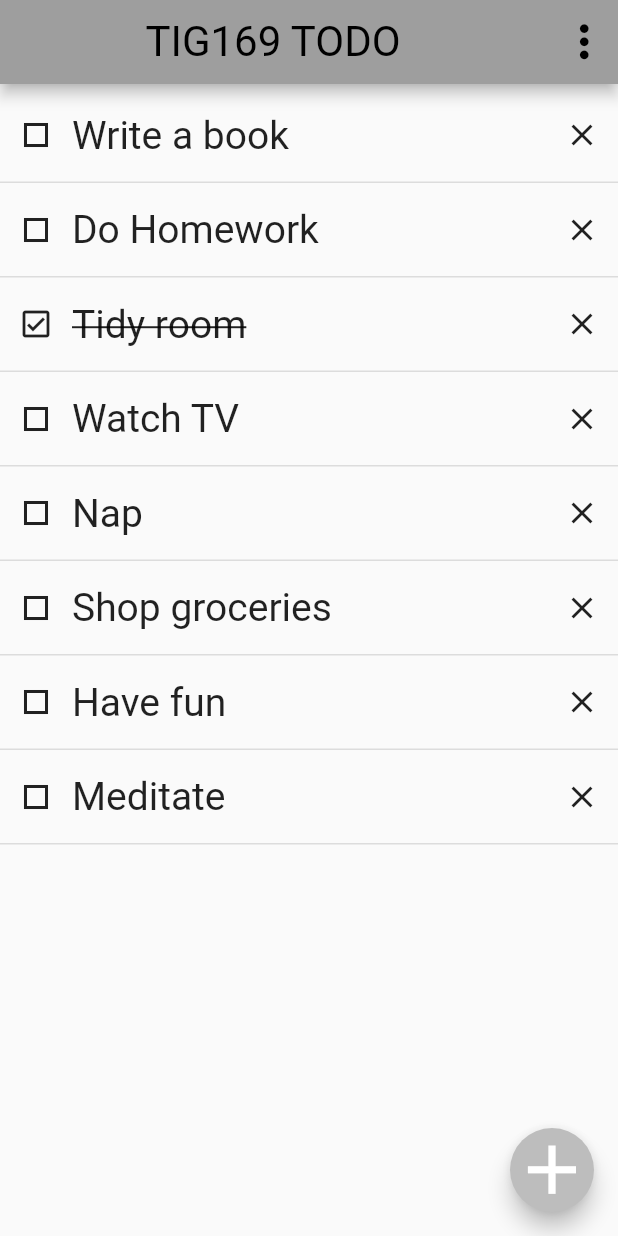
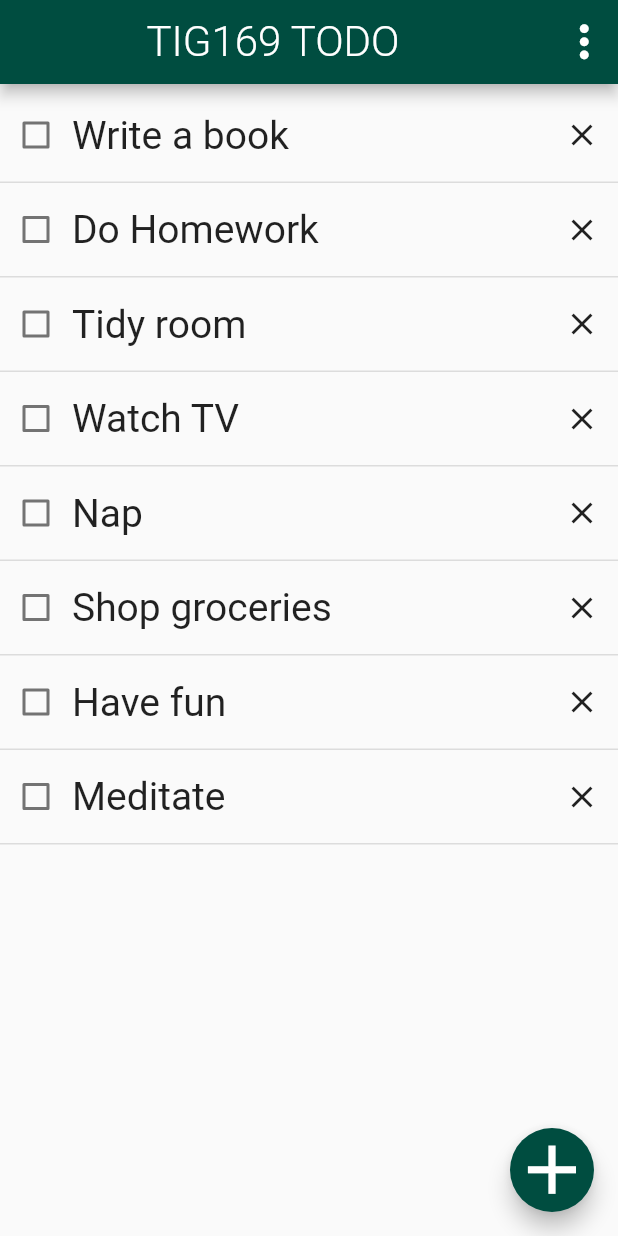
Before and after one commit to gu-tig169-ht21/gusblombfi, a Flutter app: the screen it shows after launch, on a phone screen of 412 x 824 dp. Run offline on Flutter 3.47's test engine with Material 2 defaults, Android fonts, the phone set to English and light mode, and no system bars.

Commit message:
Ändrade så att alla blir överstruckna. Dock fel :P

```diff
--- a/lib/main.dart
+++ b/lib/main.dart
@@ -1,4 +1,7 @@
+// ignore_for_file: unused_element
+
 import 'package:flutter/material.dart';
+import 'addView.dart';
 
 void main() {
   runApp(const MyApp());
@@ -12,7 +15,7 @@ class MyApp extends StatelessWidget {
     return MaterialApp(
       title: 'ToDo TIG169',
       theme: ThemeData(
-        primarySwatch: Colors.grey,
+        primarySwatch: Colors.teal,
       ),
       home: const MyHomePage(title: 'TIG169 TODO'),
     );
@@ -29,21 +32,28 @@ class MyHomePage extends StatefulWidget {
 }
 
 class _MyHomePageState extends State<MyHomePage> {
-  /* void _incrementCounter() {
-    setState(() {
-      _counter++;
-    });
-  } */
+  bool isChecked = false;
+  bool pressed = false;
+
+  /*  Map<String, bool?> tasks = {
+    'Write a book': false,
+    'Clean': false,
+    'Do dishes': false,
+    'Sweep floor': false,
+    'Climb Mount Everest': true,
+  }; */
 
   @override
   Widget build(BuildContext context) {
     return Scaffold(
       appBar: AppBar(
         centerTitle: true,
+        backgroundColor: Colors.teal[900],
         title: Center(
           child: Text(
             widget.title,
-            style: const TextStyle(fontSize: 28, fontWeight: FontWeight.w400),
+            style: const TextStyle(
+                fontSize: 28, fontWeight: FontWeight.w300, color: Colors.white),
           ),
         ),
         actions: [
@@ -56,11 +66,11 @@ class _MyHomePageState extends State<MyHomePage> {
       floatingActionButton: FloatingActionButton(
         onPressed: () {
           Navigator.push(context, MaterialPageRoute(builder: (context) {
-            return const MySecondView();
+            return const AddView();
           }));
         },
         tooltip: 'Increment',
-        backgroundColor: Colors.grey[400],
+        backgroundColor: Colors.teal[900],
         child: const Icon(
           Icons.add,
           color: Colors.white,
@@ -79,7 +89,7 @@ class _MyHomePageState extends State<MyHomePage> {
           _divider(),
           _item('Do Homework'),
           _divider(),
-          _doneItem('Tidy room'),
+          _item('Tidy room'),
           _divider(),
           _item('Watch TV'),
           _divider(),
@@ -96,46 +106,85 @@ class _MyHomePageState extends State<MyHomePage> {
     );
   }
 
+/*   _checkItem2() {
+    final List<CheckboxItem> checkboxList = [
+      CheckboxItem('Test', false),
+      CheckboxItem('Test', false)
+    ];
+    return ListView.builder(
+        itemCount: tasks.length,
+        itemBuilder: (context, index) {
+          return CheckboxListTile(
+              title: Text(checkboxList[index].text),
+              value: checkboxList[index].flag,
+              onChanged: (bool? value) {
+                setState(() {});
+              });
+        });
+  } */
+/*
+  _checkItem() {
+    return Expanded(
+      child: Column(
+        children: tasks.keys.map(
+          (taskItem) {
+            return CheckboxListTile(
+              title: Text(
+                taskItem,
+                style: taskItem. == true
+                ? const TextStyle(
+                  fontSize: 22,
+                  fontWeight: FontWeight.w300,
+
+                )
+                :
+              ),
+              value: tasks[taskItem],
+              secondary: IconButton(
+                icon: const Icon(Icons.clear),
+                onPressed: () {
+                  setState(() {
+                    print(taskItem);
+/*  tasks.removeWhere((key, value) => value == tasks[taskItem]);*/
+                  });
+                },
+              ),
+              controlAffinity: ListTileControlAffinity.leading,
+              onChanged: (bool? value) {
+                setState(() {
+                  tasks[taskItem] = value;
+                });
+              },
+            );
+          },
+        ).toList(),
+      ),
+    );
+  } */
+
   Widget _item(String name) {
     return Row(
       mainAxisAlignment: MainAxisAlignment.spaceBetween,
       children: <Widget>[
-        IconButton(
-          onPressed: () {},
-          icon: const Icon(Icons.crop_square_sharp),
+        Checkbox(
+          value: isChecked,
+          onChanged: (bool? value) {
+            setState(() {
+              isChecked = value!;
+              pressed = !pressed;
+            });
+          },
         ),
         Expanded(
           child: Text(
             name,
-            style: const TextStyle(fontSize: 26, fontWeight: FontWeight.w400),
-            textAlign: TextAlign.left,
-          ),
-        ),
-        IconButton(
-          onPressed: () {},
-          icon: const Icon(Icons.clear),
-        ),
-      ],
-    );
-  }
-
-  Widget _doneItem(String name) {
-    return Row(
-      mainAxisAlignment: MainAxisAlignment.spaceBetween,
-      children: <Widget>[
-        IconButton(
-          onPressed: () {},
-          icon: const Icon(Icons.check_box_outlined),
-        ),
-        Expanded(
-          child: Text(
-            name,
-            style: const TextStyle(
-              fontSize: 26,
-              fontWeight: FontWeight.w400,
-              decoration: TextDecoration.lineThrough,
-            ),
-            textAlign: TextAlign.left,
+            style: pressed
+                ? const TextStyle(
+                    fontSize: 26,
+                    fontWeight: FontWeight.w400,
+                    decoration: TextDecoration.lineThrough,
+                  )
+                : const TextStyle(fontSize: 26, fontWeight: FontWeight.w400),
           ),
         ),
         IconButton(
@@ -154,60 +203,9 @@ class _MyHomePageState extends State<MyHomePage> {
   }
 }
 
-//**********  2:A SIDAN  **********
+/* class CheckboxItem {
+  final String text;
+  final bool flag;
 
-class MySecondView extends StatelessWidget {
-  const MySecondView({Key? key}) : super(key: key);
-
-  @override
-  Widget build(BuildContext context) {
-    return MaterialApp(
-      title: 'Second View',
-      theme: ThemeData(
-        primarySwatch: Colors.grey,
-      ),
-      home: Scaffold(
-          appBar: AppBar(
-            leading: IconButton(
-              onPressed: () {
-                Navigator.pop(context);
-              },
-              icon: const Icon(Icons.keyboard_arrow_left, size: 35),
-            ),
-            title: Center(
-              child: Container(
-                  alignment: Alignment.center,
-                  margin: const EdgeInsets.only(right: 40),
-                  child: const Text(
-                    'TIG169 TODO',
-                    style: TextStyle(fontSize: 28, fontWeight: FontWeight.w400),
-                  )),
-            ),
-          ),
-          body: _writeToDo()),
-    );
-  }
-
-  _writeToDo() {
-    return Column(
-      children: [
-        Container(
-          margin: const EdgeInsets.all(35),
-          child: const TextField(
-            decoration: InputDecoration(
-              enabledBorder: OutlineInputBorder(
-                borderSide: BorderSide(color: Colors.black, width: 2.0),
-              ),
-              hintText: 'What are you going to do?',
-            ),
-          ),
-        ),
-        Row(mainAxisAlignment: MainAxisAlignment.center, children: const [
-          Icon(Icons.add),
-          Text('ADD',
-              style: TextStyle(fontSize: 18, fontWeight: FontWeight.bold)),
-        ]),
-      ],
-    );
-  }
-}
+  CheckboxItem(this.text, this.flag);
+} */
```
Also changed, not shown: lib/addView.dart (added, +64 -0 lines).
